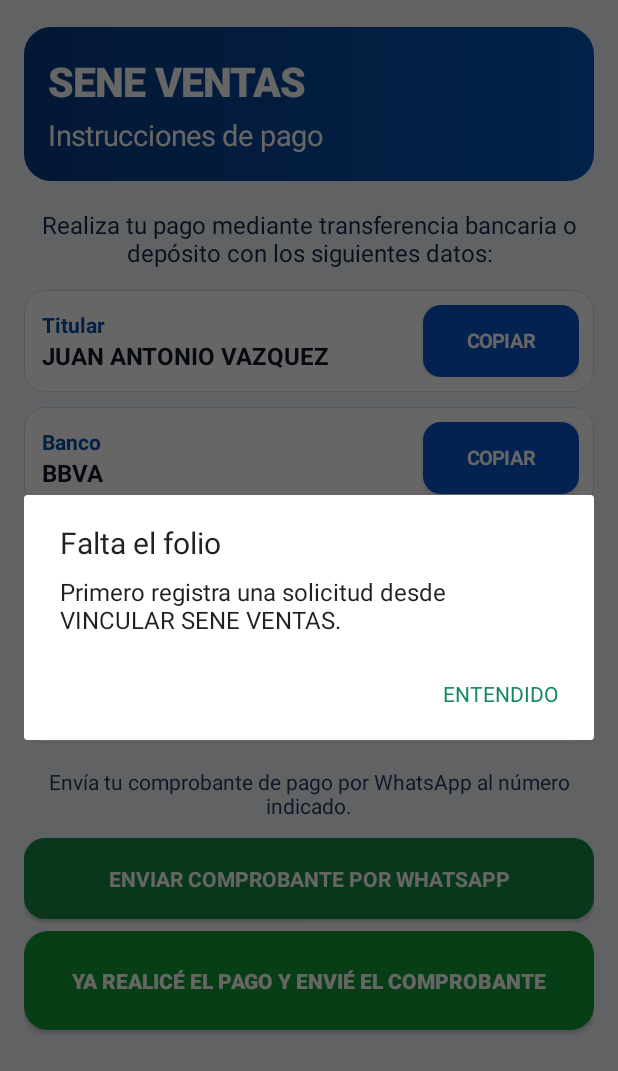
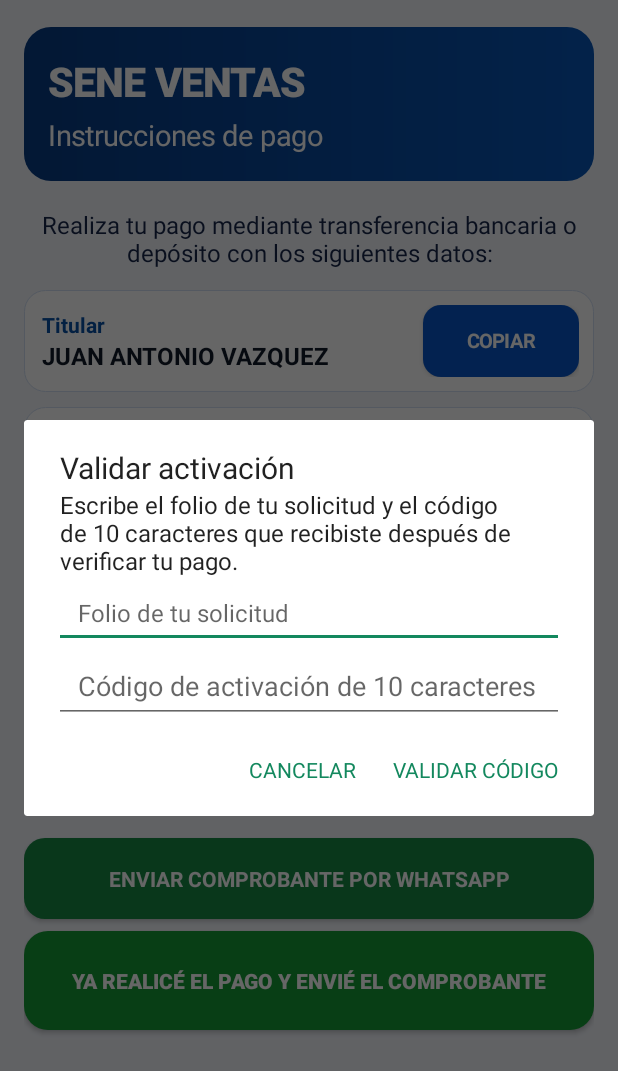
Before and after one commit to 1JAVS41/SENE-VENTAS, an Android app: the PaymentInfoActivity screen opened directly, with no data from a screen before it, after a tap on "YA REALICÉ EL PAGO Y ENVIÉ EL COMPROBANT", on a phone screen of 412 x 824 dp. Shown: the top 1071 px of the screen. Run offline under Robolectric (Android 15) with nearby library versions, the phone set to English and light mode, and no system bars.

Commit message:
Permitir folio manual al validar código de pago

```diff
--- a/app/src/main/java/com/sene/ventas/PaymentInfoActivity.kt
+++ b/app/src/main/java/com/sene/ventas/PaymentInfoActivity.kt
@@ -29,12 +29,13 @@ class PaymentInfoActivity : Activity() {
         }
 
     private fun requestCodeDialog() {
-        val folio = intent.getStringExtra("folio") ?: ActivationApi.pendingFolio(this)
-        if (folio.isBlank()) {
-            AlertDialog.Builder(this).setTitle("Falta el folio")
-                .setMessage("Primero registra una solicitud desde VINCULAR SENE VENTAS.")
-                .setPositiveButton("ENTENDIDO", null).show()
-            return
+        val savedFolio = intent.getStringExtra("folio")?.takeIf { it.isNotBlank() } ?: ActivationApi.pendingFolio(this)
+        val folioField = EditText(this).apply {
+            hint = "Folio de tu solicitud"
+            setSingleLine(true)
+            setText(savedFolio)
+            textSize = 16f
+            setPadding(dp(16), dp(13), dp(16), dp(13))
         }
         val codeField = EditText(this).apply {
             hint = "Código de activación de 10 caracteres"
@@ -44,14 +45,24 @@ class PaymentInfoActivity : Activity() {
         }
         val dialog = AlertDialog.Builder(this)
             .setTitle("Validar activación")
-            .setMessage("Folio: $folio\nEscribe el código que recibiste después de que el responsable verificó tu pago.")
-            .setView(codeField)
+            .setMessage("Escribe el folio de tu solicitud y el código de 10 caracteres que recibiste después de verificar tu pago.")
+            .setView(LinearLayout(this).apply {
+                orientation = LinearLayout.VERTICAL
+                setPadding(dp(20), 0, dp(20), 0)
+                addView(folioField)
+                addView(codeField)
+            })
             .setPositiveButton("VALIDAR CÓDIGO", null)
             .setNegativeButton("CANCELAR", null)
             .create()
         dialog.setOnShowListener {
             dialog.getButton(AlertDialog.BUTTON_POSITIVE).setOnClickListener {
+                val folio = folioField.text.toString().trim().uppercase()
                 val code = codeField.text.toString().trim().uppercase()
+                if (folio.isBlank()) {
+                    folioField.error = "Escribe el folio de tu solicitud"
+                    return@setOnClickListener
+                }
                 if (code.length != 10) {
                     codeField.error = "El código debe tener 10 caracteres"
                     return@setOnClickListener
```
